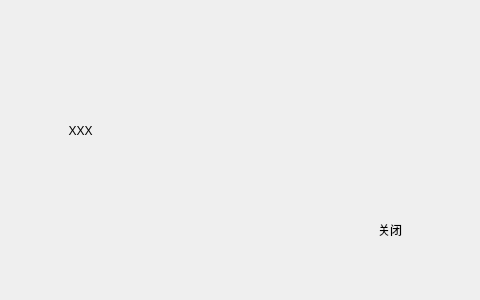
1028417/XMusic, file src/XMusic/msgbox.ui: the form before one commit; both pictures show x 320 to 800 and y 0 to 300 of the 800 by 300 pixel window.
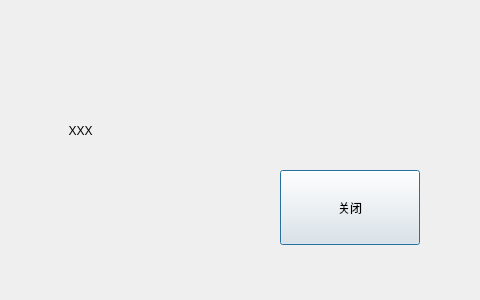
The form after the commit. Custom widgets are drawn as their Qt base class.

```diff
--- a/src/XMusic/msgbox.ui
+++ b/src/XMusic/msgbox.ui
@@ -45,6 +45,37 @@
     <set>Qt::AlignCenter</set>
    </property>
   </widget>
+  <widget class="CButton" name="btnClose">
+   <property name="geometry">
+    <rect>
+     <x>600</x>
+     <y>170</y>
+     <width>140</width>
+     <height>75</height>
+    </rect>
+   </property>
+   <property name="autoFillBackground">
+    <bool>false</bool>
+   </property>
+   <property name="styleSheet">
+    <string notr="true"/>
+   </property>
+   <property name="text">
+    <string>关闭</string>
+   </property>
+   <property name="iconSize">
+    <size>
+     <width>100</width>
+     <height>100</height>
+    </size>
+   </property>
+   <property name="checkable">
+    <bool>false</bool>
+   </property>
+   <property name="flat">
+    <bool>false</bool>
+   </property>
+  </widget>
  </widget>
  <customwidgets>
   <customwidget>
@@ -52,6 +83,11 @@
    <extends>QLabel</extends>
    <header location="global">label.h</header>
   </customwidget>
+  <customwidget>
+   <class>CButton</class>
+   <extends>QPushButton</extends>
+   <header location="global">button.h</header>
+  </customwidget>
  </customwidgets>
  <resources/>
  <connections/>
```
